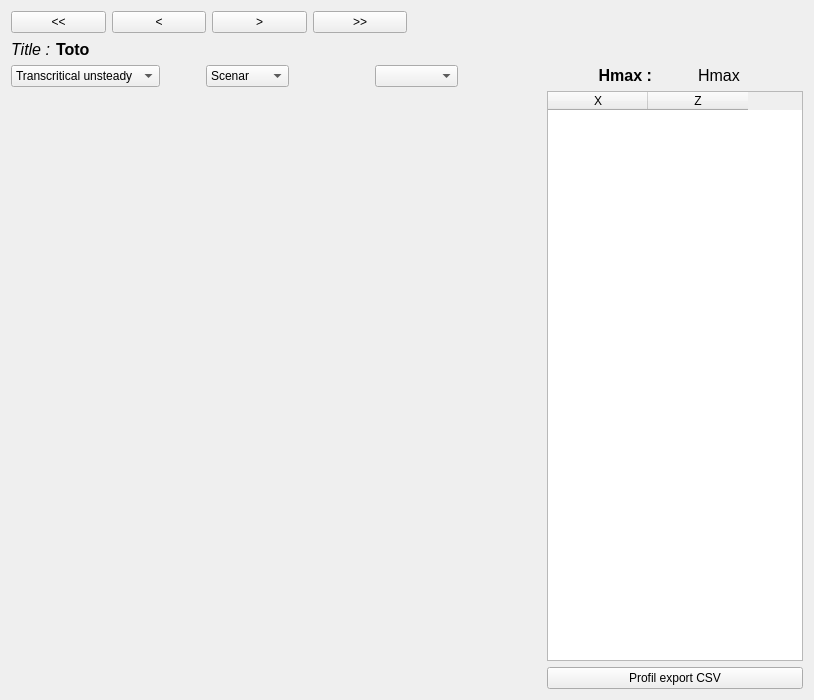
Above: ui/graphProfilRes.ui from Artelia/Mascaret before the change. Below: the same form after it.
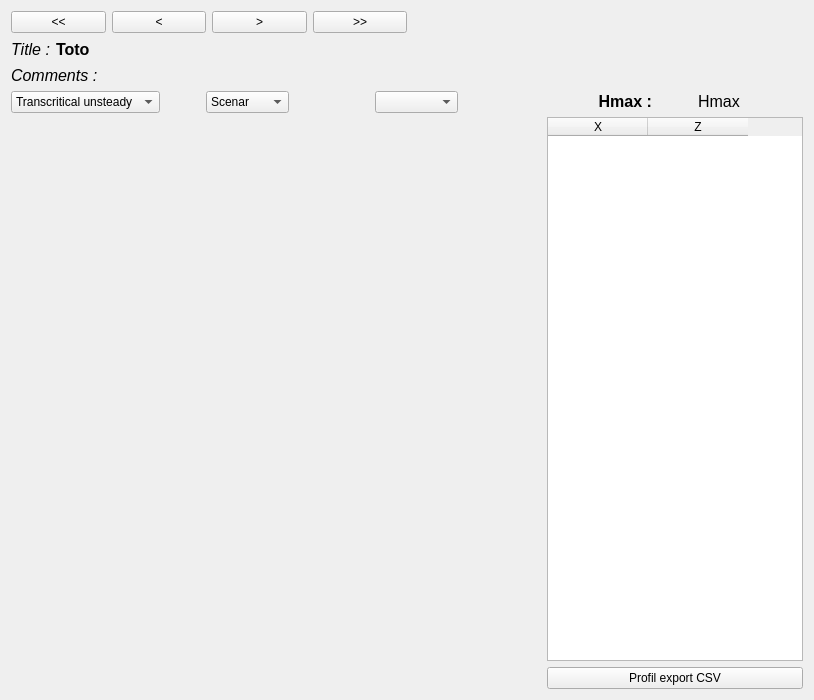
That is the form after the change.

Commit message:
add diplays comment in graph
delete ' or " in  run and scenario texts

The edit to the form file:
```diff
--- a/ui/graphProfilRes.ui
+++ b/ui/graphProfilRes.ui
@@ -143,6 +143,51 @@
        </item>
       </layout>
      </item>
+     <item>
+      <layout class="QHBoxLayout" name="horizontalLayout_8">
+       <item>
+        <widget class="QLabel" name="label2">
+         <property name="font">
+          <font>
+           <pointsize>12</pointsize>
+           <italic>true</italic>
+          </font>
+         </property>
+         <property name="text">
+          <string>Comments :</string>
+         </property>
+        </widget>
+       </item>
+       <item>
+        <widget class="QLabel" name="label_comments">
+         <property name="font">
+          <font>
+           <pointsize>12</pointsize>
+          </font>
+         </property>
+         <property name="text">
+          <string/>
+         </property>
+         <property name="alignment">
+          <set>Qt::AlignLeading|Qt::AlignLeft|Qt::AlignTop</set>
+         </property>
+        </widget>
+       </item>
+       <item>
+        <spacer name="horizontalSpacer_8">
+         <property name="orientation">
+          <enum>Qt::Horizontal</enum>
+         </property>
+         <property name="sizeHint" stdset="0">
+          <size>
+           <width>40</width>
+           <height>20</height>
+          </size>
+         </property>
+        </spacer>
+       </item>
+      </layout>
+     </item>
      <item>
       <layout class="QHBoxLayout" name="horizontalLayout_6">
        <item>
```
The commit also changes 5 other files.
